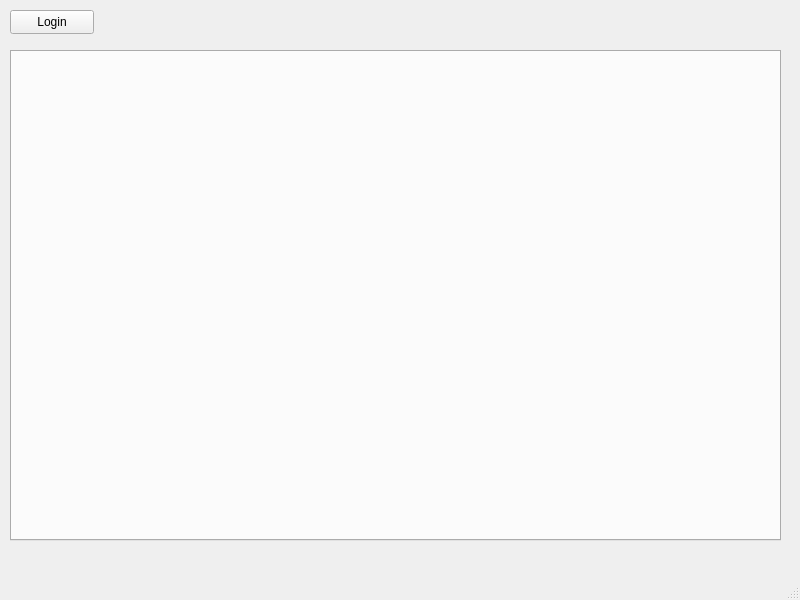
First picture: the form in mainwindow.ui, repository Q-Wednesday/FTPClient, before the edit.
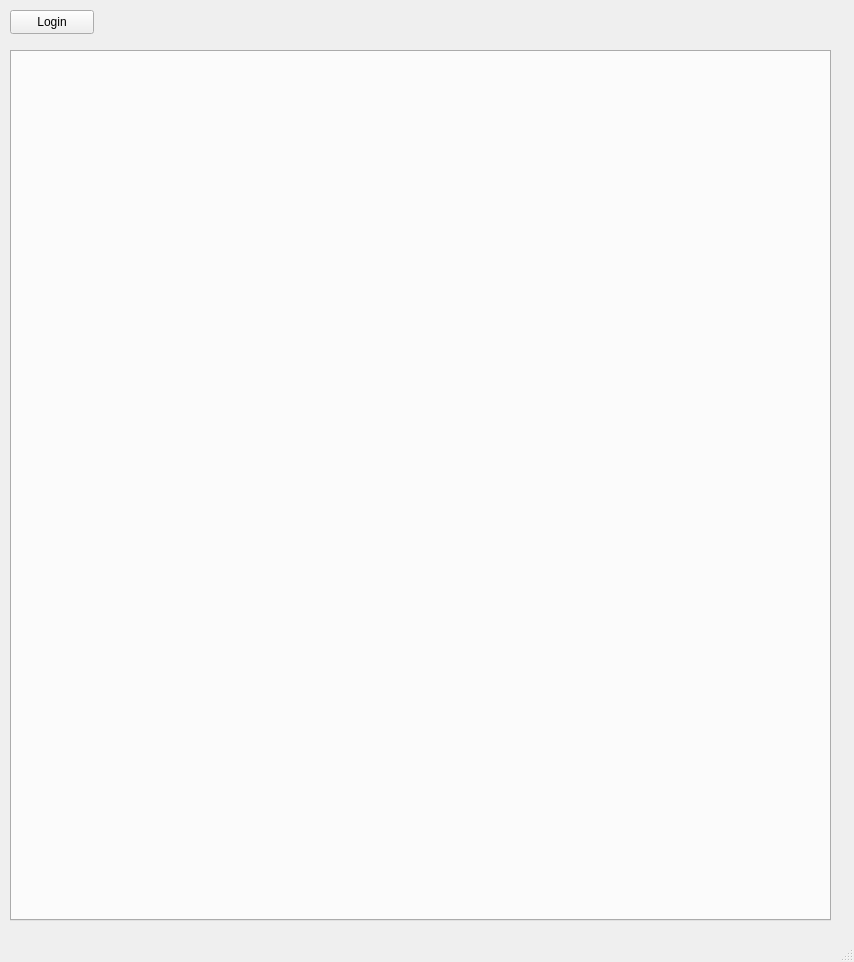
Second picture: the form after the edit.

```diff
--- a/mainwindow.ui
+++ b/mainwindow.ui
@@ -6,8 +6,8 @@
    <rect>
     <x>0</x>
     <y>0</y>
-    <width>800</width>
-    <height>600</height>
+    <width>854</width>
+    <height>962</height>
    </rect>
   </property>
   <property name="windowTitle">
@@ -32,8 +32,8 @@
      <rect>
       <x>10</x>
       <y>50</y>
-      <width>771</width>
-      <height>491</height>
+      <width>821</width>
+      <height>871</height>
      </rect>
     </property>
     <property name="currentIndex">
```
Left out of the diff: 2 changed lines with no effect on the pictures.
